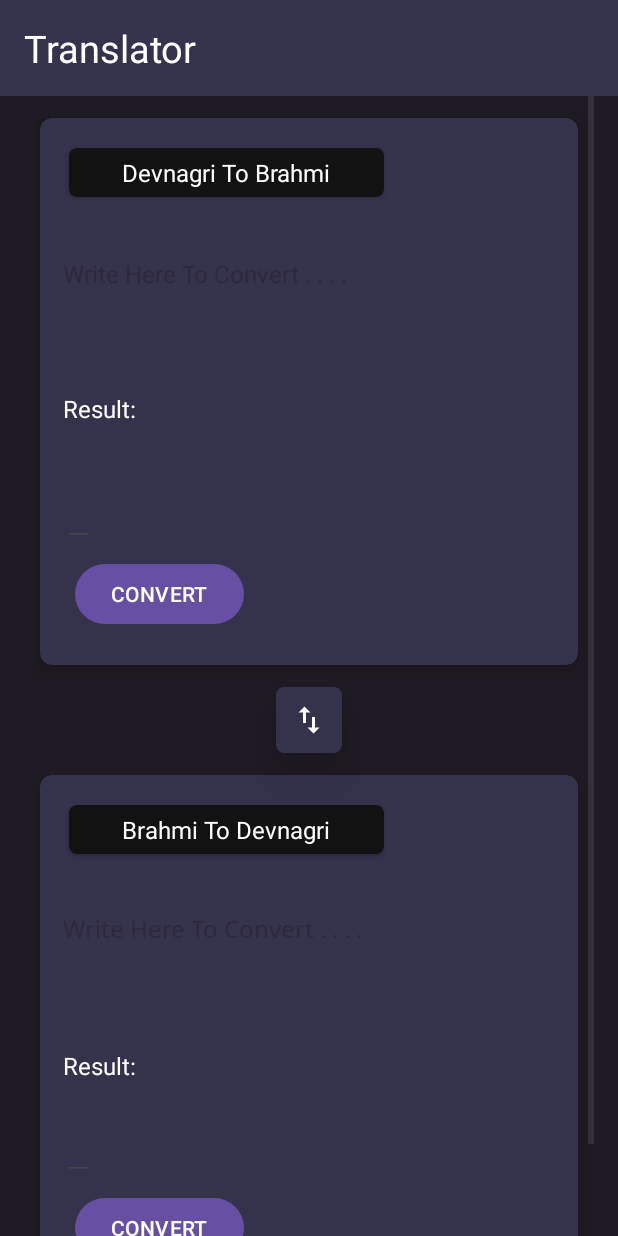
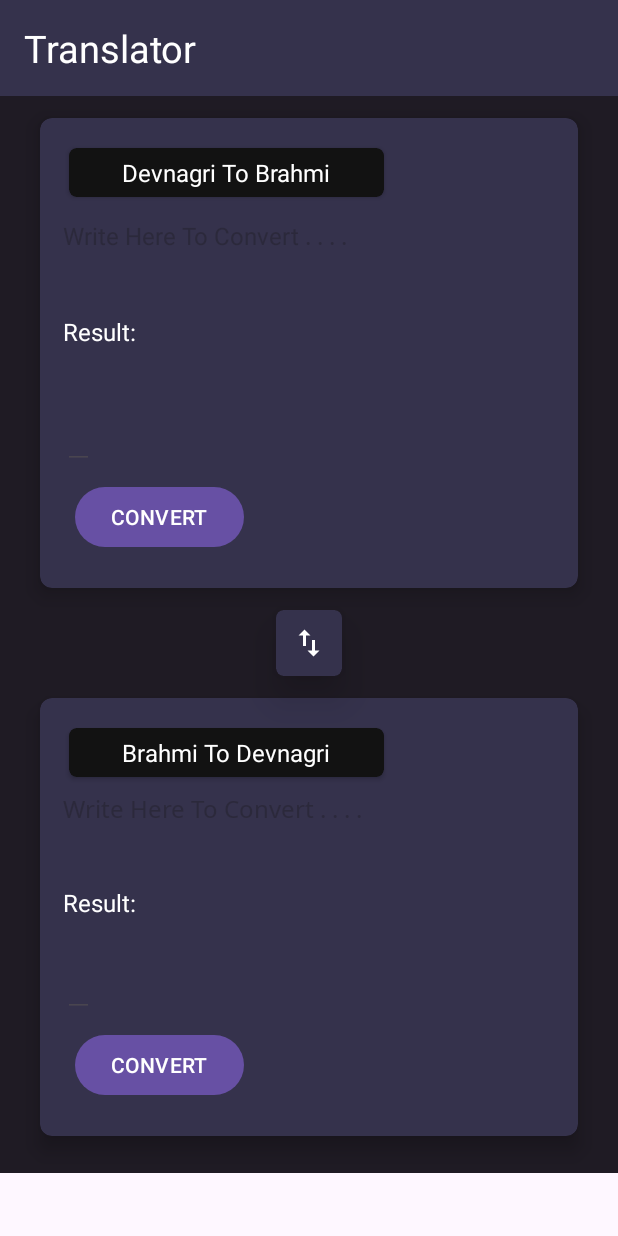
Before and after one commit to Adity-a/Brahmi_Recognition, an Android app: the MainActivity screen opened directly, with no data from a screen before it, on a phone screen of 412 x 824 dp. Run offline under Robolectric (Android 15) with nearby library versions, the phone set to English and light mode, and no system bars; Roboto replaces fonts that are not available here.

Commit message:
edit text change according to the length of text

```diff
--- a/app/src/main/res/layout/activity_main.xml
+++ b/app/src/main/res/layout/activity_main.xml
@@ -96,7 +96,7 @@
                android:layout_marginBottom="30dp"
                android:background="@null"
                android:layout_width="match_parent"
-                android:layout_height="80dp"
+                android:layout_height="wrap_content"
                android:id="@+id/devanagari"
                android:layout_marginTop="5dp"
                android:textSize="16sp"
@@ -215,7 +215,7 @@
             <EditText
                 android:hint="@string/write_here_to_convert"
                 android:layout_marginBottom="30dp"
-                android:layout_height="80dp"
+                android:layout_height="wrap_content"
                 android:inputType="textMultiLine"
                 android:text=""
                 android:background="@null"
```
Also changed, not shown: app/src/main/java/com/ocr/brahmi/translation/MainActivity.java (+0 -9 lines), 16 other files.
